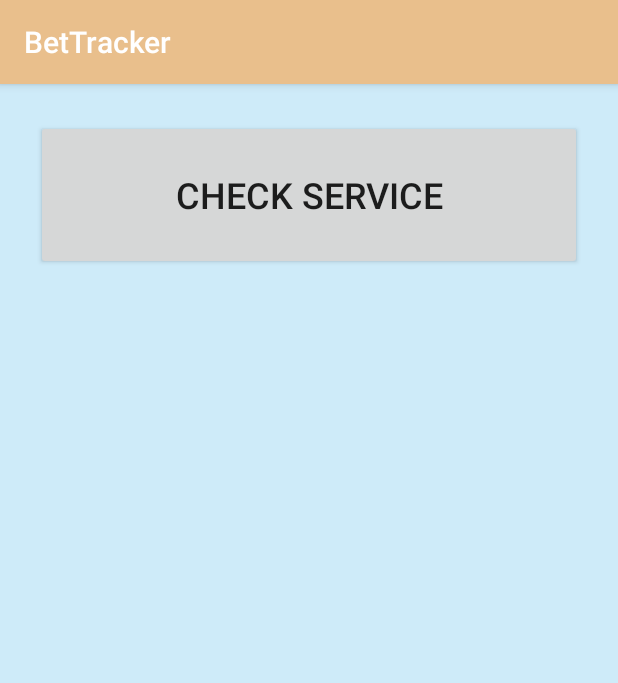
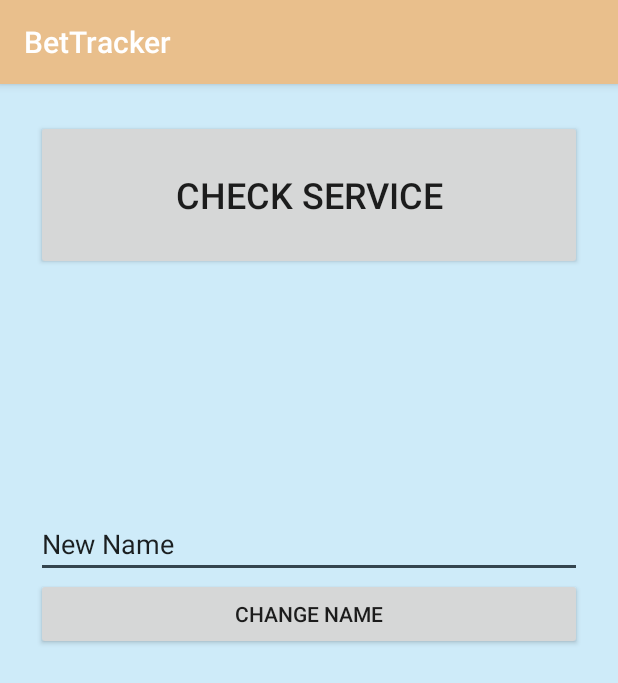
Before and after one commit to Frostforus/BetTracker, an Android app: the SettingsActivity screen opened directly, with no data from a screen before it, on a phone screen of 412 x 824 dp. Shown: the top 683 px of the screen. Run offline under Robolectric (Android 15) with nearby library versions, the phone set to English and light mode, and no system bars; our stand-ins replace Room's generated code.

Commit message:
Final feature commit.

```diff
--- a/app/src/main/java/com/frostforus/betTracker/MainActivity.kt
+++ b/app/src/main/java/com/frostforus/betTracker/MainActivity.kt
@@ -7,7 +7,6 @@ import androidx.appcompat.app.AppCompatActivity
 import com.frostforus.betTracker.Settings.SettingsActivity
 import com.frostforus.betTracker.list_data.BetActivity
 import com.frostforus.betTracker.list_data.StatsActivity
-import com.frostforus.betTracker.list_data.broadcastreceiver.NotificationService
 import kotlinx.android.synthetic.main.activity_main.*
 
 
@@ -17,7 +16,7 @@ class MainActivity : AppCompatActivity() {
     override fun onCreate(savedInstanceState: Bundle?) {
         super.onCreate(savedInstanceState)
         setContentView(R.layout.activity_main)
-        startService(Intent(this@MainActivity, NotificationService::class.java))
+        //startService(Intent(this@MainActivity, NotificationService::class.java))
 
         // This is a higher level function overrides current one
         btn_my_bets.setOnClickListener {
--- a/app/src/main/java/com/frostforus/betTracker/list_data/data/BetItem.kt
+++ b/app/src/main/java/com/frostforus/betTracker/list_data/data/BetItem.kt
@@ -11,10 +11,10 @@ import androidx.room.TypeConverter
 data class BetItem(
     @ColumnInfo(name = "id") @PrimaryKey(autoGenerate = true) val id: Long?,
     @ColumnInfo(name = "name_of_bet_with") var nameOfBetWith: String,
-    @ColumnInfo(name = "description") val description: String,
+    @ColumnInfo(name = "description") var description: String,
     @ColumnInfo(name = "category") val category: Category,
     @ColumnInfo(name = "pot") val pot: String,
-    @ColumnInfo(name = "bet_over") val status: Status,
+    @ColumnInfo(name = "status") val status: Status,
 
     @ColumnInfo(name = "bet_end_year") val betEndYear: Short,
     @ColumnInfo(name = "bet_end_month") val betEndMonth: Short,
--- a/app/src/main/java/com/frostforus/betTracker/list_data/data/BetListDatabase.kt
+++ b/app/src/main/java/com/frostforus/betTracker/list_data/data/BetListDatabase.kt
@@ -5,8 +5,9 @@ import androidx.room.RoomDatabase
 import androidx.room.TypeConverters
 
 //TODO: Make migration work
-@Database(entities = [BetItem::class], version = 4)
+@Database(entities = [BetItem::class, NameItemSingleton::class], version = 6)
 @TypeConverters(value = [BetItem.Category::class, BetItem.Status::class])
 abstract class BetListDatabase : RoomDatabase() {
     abstract fun betItemDao(): BetItemDao
+    abstract fun NameItemSingletonDao(): NameItemSingletonDao
 }
--- /dev/null
+++ b/app/src/main/java/com/frostforus/betTracker/list_data/data/NameItemSingletonDao.kt
@@ -0,0 +1,20 @@
+package com.frostforus.betTracker.list_data.data
+
+import androidx.room.Dao
+import androidx.room.Insert
+import androidx.room.Query
+import androidx.room.Update
+
+@Dao
+interface NameItemSingletonDao {
+    @Query("SELECT * FROM nameitemsingleton")
+    fun getName(): List<NameItemSingleton>
+
+    @Insert
+    fun insert(nameItemSingleton: NameItemSingleton): Long
+
+    @Update
+    fun update(nameItemSingleton: NameItemSingleton)
+
+
+}
--- a/app/src/main/res/layout/activity_settings.xml
+++ b/app/src/main/res/layout/activity_settings.xml
@@ -14,4 +14,19 @@
         android:text="@string/check_if_on"
         android:textSize="24sp" />
 
+    <EditText
+        android:id="@+id/edittext_new_name"
+        android:layout_width="match_parent"
+        android:layout_height="wrap_content"
+        android:ems="10"
+        android:inputType="textPersonName"
+        android:layout_marginTop="160sp"
+        android:text="New Name" />
+
+    <Button
+        android:id="@+id/new_name_button"
+        android:layout_width="match_parent"
+        android:layout_height="wrap_content"
+        android:text="Change Name" />
+
 </LinearLayout>
--- a/app/src/main/res/layout/dialog_new_bet_item.xml
+++ b/app/src/main/res/layout/dialog_new_bet_item.xml
@@ -80,7 +80,7 @@
                 android:id="@+id/ShoppingItemEstimatedPriceEditText"
                 android:layout_width="match_parent"
                 android:layout_height="wrap_content"
-                android:inputType="numberDecimal" />
+                />
 
 
         </LinearLayout>
--- a/app/src/main/res/values/strings.xml
+++ b/app/src/main/res/values/strings.xml
@@ -20,6 +20,10 @@
     <string name="turn_on_notifications">Turn On Notifications</string>
     <string name="turn_off_notifications">Turn Off Notifications</string>
     <string name="status">Status</string>
+    <string name="inprogress">In Progress</string>
+    <string name="won">Won</string>
+    <string name="lost">Lost</string>
+    <string name="nodata">No Data</string>
 
     <string-array name="category_items">
         <item>Money</item>
```
Also changed, not shown: app/src/main/AndroidManifest.xml (+8 -2 lines), app/src/main/java/com/frostforus/betTracker/Settings/SettingsActivity.kt (+34 -1 lines), app/src/main/java/com/frostforus/betTracker/list_data/BetActivity.kt (+12 -3 lines), app/src/main/java/com/frostforus/betTracker/list_data/StatsActivity.kt (+19 -8 lines), app/src/main/java/com/frostforus/betTracker/list_data/data/BetItemDao.kt (+7 -4 lines), app/src/main/java/com/frostforus/betTracker/list_data/data/NameItemSingleton.kt (added, +11 -0 lines), app/src/main/java/com/frostforus/betTracker/list_data/fragments/BetItemDetailsFragment.kt (+5 -3 lines), app/src/main/res/layout/fragment_recycler_view.xml (+11 -1 lines), 1 other file.
